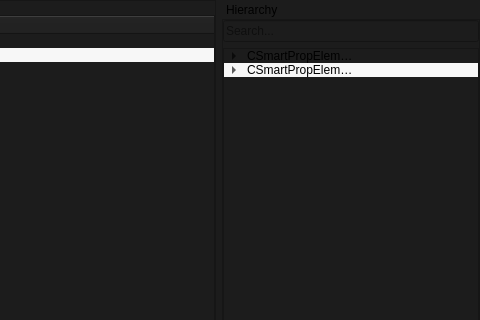
dertwist/Hammer5Tools, file smartprop_editor/main.ui: the form before one commit; both pictures show x 800 to 1280 and y 0 to 320 of the 1280 by 720 pixel window.
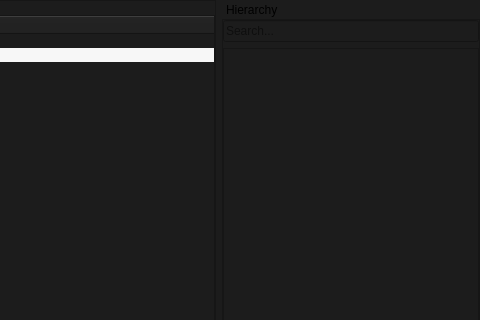
The form after the commit. Icons and pictures are not drawn.

Commit message: duplicate child

```diff
--- a/smartprop_editor/main.ui
+++ b/smartprop_editor/main.ui
@@ -388,26 +388,6 @@
             <string>Data</string>
            </property>
           </column>
-          <item>
-           <property name="text">
-            <string>CSmartPropElement_PickOne</string>
-           </property>
-           <item>
-            <property name="text">
-             <string>CSmartPropElement_Group</string>
-            </property>
-           </item>
-          </item>
-          <item>
-           <property name="text">
-            <string>CSmartPropElement_Group</string>
-           </property>
-           <item>
-            <property name="text">
-             <string>CSmartPropElement_SmartProp</string>
-            </property>
-           </item>
-          </item>
          </widget>
         </item>
        </layout>
```
The commit also changes 2 other files.
